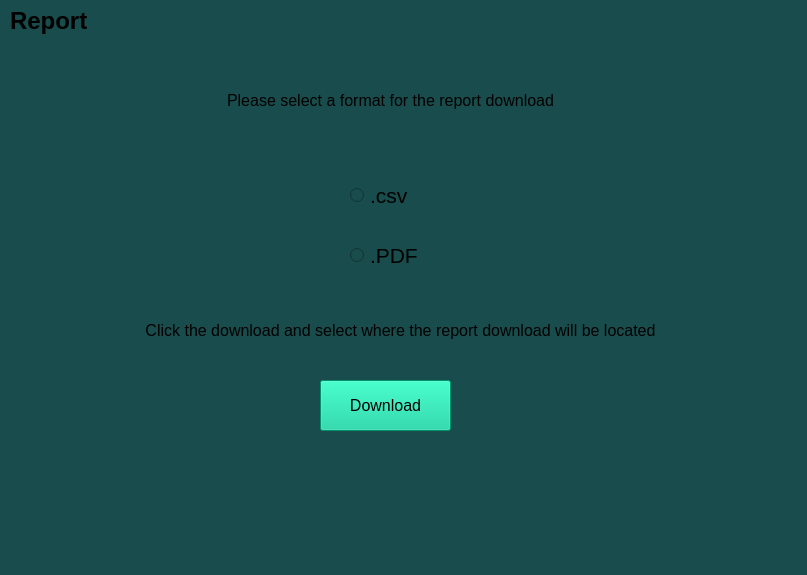
Above: report.ui from ianlopez07/SMI-Code-Checker before the change. Below: the same form after it.
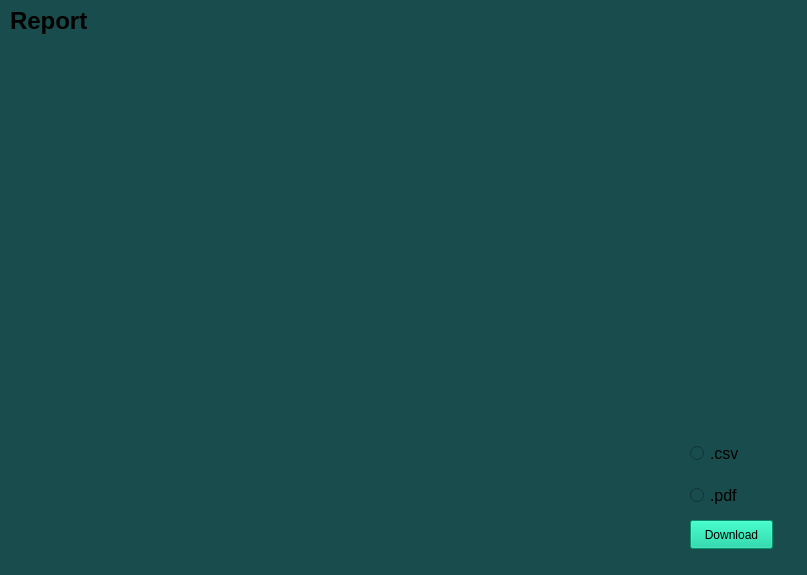
That is the form after the change.

Commit message: Report Genorator Working

What changed in the file:
```diff
--- a/report.ui
+++ b/report.ui
@@ -41,15 +41,15 @@
   <widget class="QRadioButton" name="csvRadioBtn">
    <property name="geometry">
     <rect>
-     <x>350</x>
-     <y>180</y>
-     <width>71</width>
-     <height>31</height>
+     <x>690</x>
+     <y>440</y>
+     <width>61</width>
+     <height>26</height>
     </rect>
    </property>
    <property name="font">
     <font>
-     <pointsize>16</pointsize>
+     <pointsize>12</pointsize>
     </font>
    </property>
    <property name="styleSheet">
@@ -62,38 +62,30 @@
   <widget class="QRadioButton" name="jsonRadioBtn">
    <property name="geometry">
     <rect>
-     <x>350</x>
-     <y>240</y>
-     <width>81</width>
+     <x>690</x>
+     <y>480</y>
+     <width>71</width>
      <height>31</height>
     </rect>
    </property>
    <property name="font">
     <font>
-     <pointsize>16</pointsize>
+     <pointsize>12</pointsize>
     </font>
    </property>
-   <property name="styleSheet">
-    <string notr="true"/>
-   </property>
    <property name="text">
-    <string>.PDF</string>
+    <string>.pdf</string>
    </property>
   </widget>
   <widget class="QPushButton" name="DownloadBtn">
    <property name="geometry">
     <rect>
-     <x>320</x>
-     <y>380</y>
-     <width>131</width>
-     <height>51</height>
+     <x>690</x>
+     <y>520</y>
+     <width>83</width>
+     <height>29</height>
     </rect>
    </property>
-   <property name="font">
-    <font>
-     <pointsize>12</pointsize>
-    </font>
-   </property>
    <property name="styleSheet">
     <string notr="true">background-color: rgb(0, 204, 150);
 color: rgb(0, 0, 0);</string>
@@ -102,48 +94,6 @@
     <string>Download</string>
    </property>
   </widget>
-  <widget class="QLabel" name="label_2">
-   <property name="geometry">
-    <rect>
-     <x>170</x>
-     <y>80</y>
-     <width>441</width>
-     <height>41</height>
-    </rect>
-   </property>
-   <property name="font">
-    <font>
-     <pointsize>12</pointsize>
-    </font>
-   </property>
-   <property name="text">
-    <string>Please select a format for the report download</string>
-   </property>
-   <property name="alignment">
-    <set>Qt::AlignmentFlag::AlignCenter</set>
-   </property>
-  </widget>
-  <widget class="QLabel" name="label_3">
-   <property name="geometry">
-    <rect>
-     <x>70</x>
-     <y>310</y>
-     <width>661</width>
-     <height>41</height>
-    </rect>
-   </property>
-   <property name="font">
-    <font>
-     <pointsize>12</pointsize>
-    </font>
-   </property>
-   <property name="text">
-    <string>Click the download and select where the report download will be located</string>
-   </property>
-   <property name="alignment">
-    <set>Qt::AlignmentFlag::AlignCenter</set>
-   </property>
-  </widget>
  </widget>
  <resources/>
  <connections/>
```
Left out of the diff: 2 changed lines with no effect on the pictures. The commit also changes 3 other files.
